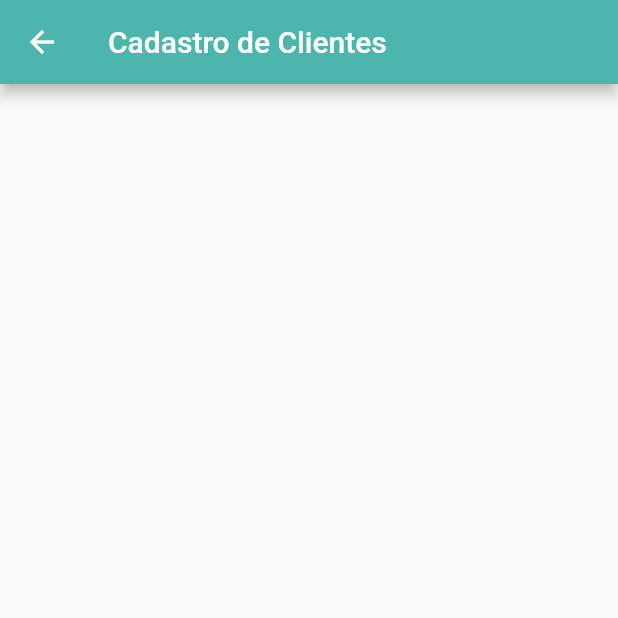
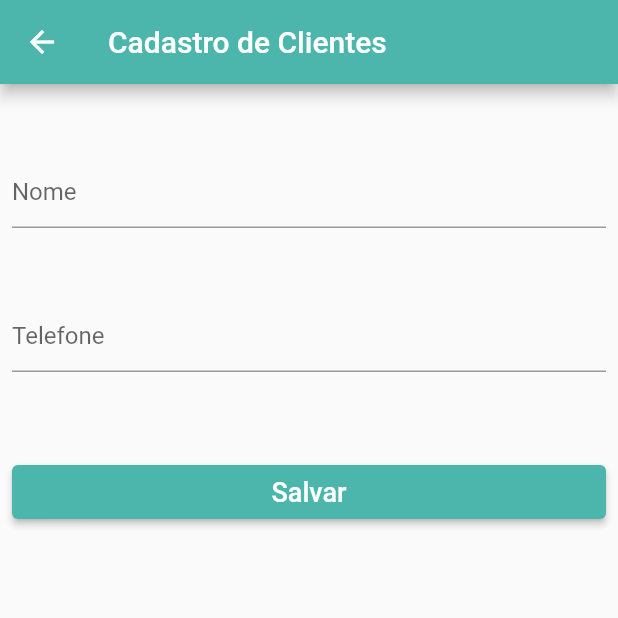
Before and after one commit to MayronSouza/igti_car_washing, a Flutter app: the CustomersRegister screen opened by its route, on a phone screen of 412 x 824 dp, the top half of it. Run offline on Flutter 3.47's test engine with Material 2 defaults, Android fonts, the phone set to English and light mode, and no system bars; our stand-ins replace splashscreen.

Commit message:
finalizing of customization of the CustomersRegister

```diff
--- a/lib/screens/CustomersRegister.dart
+++ b/lib/screens/CustomersRegister.dart
@@ -6,6 +6,14 @@ class CustomersRegister extends StatefulWidget {
 }
 
 class _CustomersRegisterState extends State<CustomersRegister> {
+  TextEditingController _name = TextEditingController();
+  TextEditingController _phoneNumber = TextEditingController();
+
+  _handleClientData() {
+    print('Nome: ${_name.text}');
+    print('Telefone: ${_phoneNumber.text}');
+  }
+
   @override
   Widget build(BuildContext context) {
     return Scaffold(
@@ -13,6 +21,60 @@ class _CustomersRegisterState extends State<CustomersRegister> {
         title: Text('Cadastro de Clientes'),
         backgroundColor: Colors.teal[300],
       ),
+      body: Column(
+        // mainAxisAlignment: MainAxisAlignment.center,
+        children: [
+          Padding(
+            padding: const EdgeInsets.only(
+              left: 8.0,
+              top: 48.0,
+              right: 8.0,
+            ),
+            child: TextField(
+              controller: _name,
+              decoration: InputDecoration(
+                hintText: 'Nome',
+              ),
+            ),
+          ),
+          Padding(
+            padding: const EdgeInsets.only(
+              left: 8.0,
+              top: 48.0,
+              right: 8.0,
+            ),
+            child: TextField(
+              controller: _phoneNumber,
+              decoration: InputDecoration(
+                hintText: 'Telefone',
+              ),
+              keyboardType: TextInputType.phone,
+            ),
+          ),
+          Padding(
+            padding: const EdgeInsets.only(
+              left: 8.0,
+              top: 56.0,
+              right: 8.0,
+            ),
+            child: SizedBox(
+              width: double.infinity,
+              child: ElevatedButton(
+                onPressed: _handleClientData,
+                child: Text(
+                  'Salvar',
+                  style: TextStyle(
+                    fontSize: 18.0,
+                  ),
+                ),
+                style: ButtonStyle(
+                  backgroundColor: MaterialStateProperty.all(Colors.teal[300]),
+                ),
+              ),
+            ),
+          ),
+        ],
+      ),
     );
   }
 }
```
